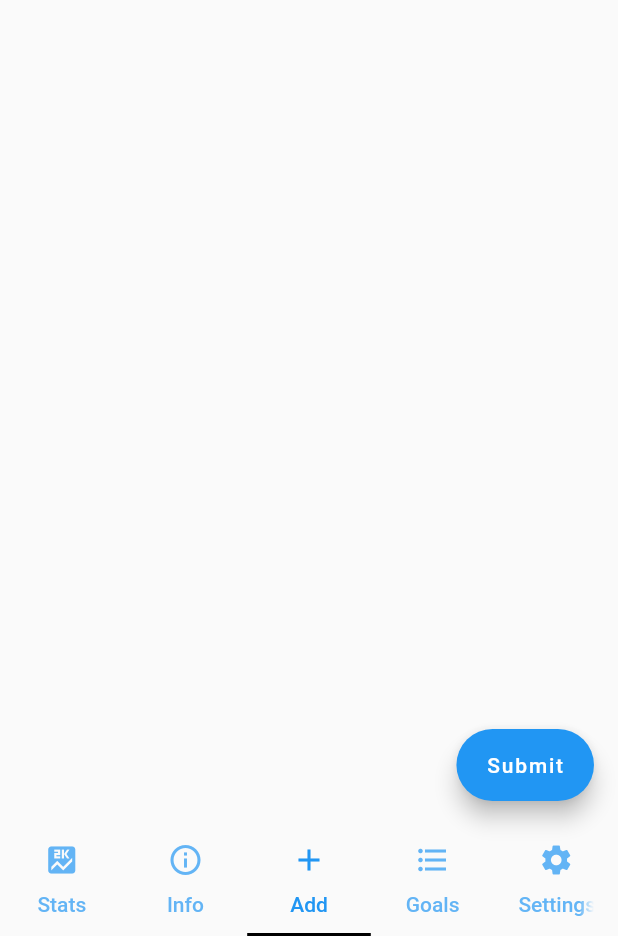
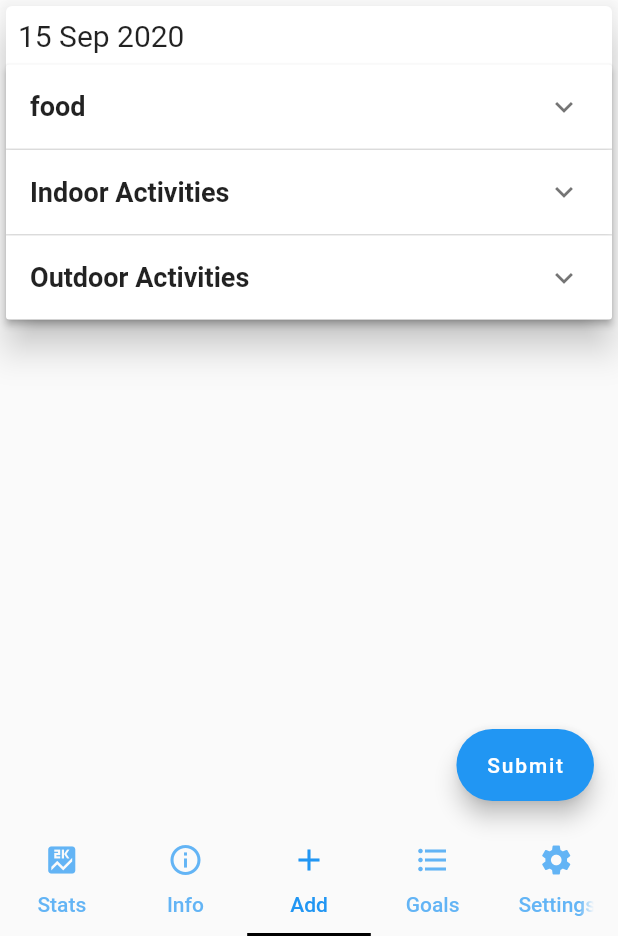
Before and after one commit to Samaritan1011001/WAT-E-pRint, a Flutter app: the screen it shows after launch, item 3 of the bottom bar chosen, on a phone screen of 412 x 824 dp, the part 300-1236 px from its top. Run offline on Flutter 3.47's test engine with Material 2 defaults, Android fonts, the phone set to English and light mode, and no system bars; our stand-ins replace bloc, charts_flutter, csv, flutter_bloc, percent_indicator, shared_preferences.

Commit message:
Add item screen uses mappedData

```diff
--- a/h2o/lib/main.dart
+++ b/h2o/lib/main.dart
@@ -30,7 +30,6 @@ import 'package:charts_flutter/flutter.dart' as charts;
 import 'package:csv/csv.dart';
 
 void main() => runApp(MyApp());
-
 
 // stores ExpansionPanel state information
 class Item {
@@ -111,8 +110,6 @@ class _MyStatefulWidgetState extends State<MyStatefulWidget> {
 //    });
   }
 
-
-
   void _onItemTapped(int index) async {
     print(index);
     if (index == 0) {
@@ -163,8 +160,8 @@ class _MyStatefulWidgetState extends State<MyStatefulWidget> {
 //          bloc: bloc,
           builder: (context, state) {
             return NestedScrollView(
-            headerSliverBuilder: (BuildContext context,
-                bool innerBoxIsScrolled) {
+              headerSliverBuilder:
+                  (BuildContext context, bool innerBoxIsScrolled) {
                 return <Widget>[
                   SliverAppBar(
                     expandedHeight: 200.0,
@@ -184,9 +181,7 @@ class _MyStatefulWidgetState extends State<MyStatefulWidget> {
                           ),
 //                      SizedBox(height: 100,),
                           Text(
-                            "Footprint: ${state.totConsumption == null
-                                ? 0
-                                : state.totConsumption} ga"),
+                              "Footprint: ${state.totConsumption == null ? 0 : state.totConsumption} ga"),
 //                      Text(
 //                          "Footprint: ${totConsumption == null ? 0 : totConsumption} ga"),
                         ],
@@ -212,11 +207,15 @@ class _MyStatefulWidgetState extends State<MyStatefulWidget> {
 //                  chartWidget: chartWidget,
                           ),
                   InfoScreen(),
-                AddScreen(tiles: tiles,),
+                  AddScreen(
+                    mapData: mapData,
+                  ),
                   GoalsScreen(),
-                SettingsScreen(placeholderValue: placeholderValue,
+                  SettingsScreen(
+                    placeholderValue: placeholderValue,
                     selectedDate: selectedDate,
-                  swi: swi,),
+                    swi: swi,
+                  ),
                 ],
               ),
             );
@@ -318,7 +317,8 @@ class _MyStatefulWidgetState extends State<MyStatefulWidget> {
 //    print(ans.values);
     var result = values.reduce((sum, element) => sum + element);
 //    print(result);
-    local_bloc.add(UpdateTotCons(totConsumption: double.parse((result).toStringAsFixed(2))));
+    local_bloc.add(UpdateTotCons(
+        totConsumption: double.parse((result).toStringAsFixed(2))));
 //    setState(() {
 //      totConsumption = double.parse((result).toStringAsFixed(2));
 //    });
@@ -342,8 +342,7 @@ class _MyStatefulWidgetState extends State<MyStatefulWidget> {
         body: Form(
           key: formKeys[0],
           child: Column(
-            children:
-            <Widget>[
+            children: <Widget>[
               ListTile(
                 title: Text("Cereal Products"),
                 trailing: Container(
@@ -591,29 +590,33 @@ class _MyStatefulWidgetState extends State<MyStatefulWidget> {
 
 List<Map> mapData = [
   {
-      "id":"15 Sep 2020",
-      "food":{
-        "question_answers":{
-          "Cereal Products":"",
-          "Meat products":"",
-          "Dairy products":"",
-          "Eggs":"",
-          "Vegetables":"",
-          "Fruits":"",
-          "Starchy roots (potatoes, cassava)":"",
-          "How many cups of coffee do you take per day?":"",
+    "id": "15 Sep 2020",
+    "sections": [
+      {
+        "name": "food",
+        "isExpanded":false,
+        "question_answers": {
+          "Cereal Products": "",
+          "Meat products": "",
+          "Dairy products": "",
+          "Eggs": "",
+          "Vegetables": "",
+          "Fruits": "",
+          "Starchy roots (potatoes, cassava)": "",
+          "How many cups of coffee do you take per day?": "",
         }
       },
-      "Indoor Activities":{
-        "question_answers":{
-          "How many baths per day?":""
+      {
+        "name": "Indoor Activities",
+        "isExpanded":false,
+        "question_answers": {"How many baths per day?": ""},
       },
+      {
+        "name": "Outdoor Activities",
+        "isExpanded":false,
+        "question_answers": {"How many car washes per week?": ""},
       },
-      "Outdoor Activities":{
-        "question_answers":{
-          "How many car washes per week?":""
-        },
-      },
+    ],
   },
 ];
 
--- a/h2o/lib/screens/add_screen.dart
+++ b/h2o/lib/screens/add_screen.dart
@@ -2,8 +2,8 @@ import 'package:flutter/material.dart';
 import 'package:h2o/main.dart';
 
 class AddScreen extends StatefulWidget {
-  Map tiles = {};
-  AddScreen({this.tiles});
+  List mapData = [];
+  AddScreen({this.mapData});
 
   @override
   _AddScreenState createState() => _AddScreenState();
@@ -13,47 +13,78 @@ class _AddScreenState extends State<AddScreen> {
   @override
   Widget build(BuildContext context) {
     return ListView.builder(
-        itemCount: widget.tiles.length,
+        itemCount: mapData.length,
         itemBuilder: (BuildContext context, int index) {
-          var key = widget.tiles.keys.elementAt(index);
-          print(key);
           return Card(
             elevation: 10,
-            child: _buildPanel(widget.tiles[key]["data"], key),
+            child: _buildPanel(mapData[index]),
           );
         });
   }
-  Widget _buildPanel(data, key) {
-    print("Key -> ${key}");
+
+  Widget _buildPanel(data) {
+    List expansionList = [];
     return Column(
       crossAxisAlignment: CrossAxisAlignment.start,
       children: <Widget>[
         Padding(
           padding: const EdgeInsets.all(8.0),
           child: Text(
-            key,
+            data["id"],
             style: TextStyle(fontSize: 20),
           ),
         ),
         ExpansionPanelList(
           expansionCallback: (int index, bool isExpanded) {
             setState(() {
-              data[index].isExpanded = !isExpanded;
+              data["sections"][index]['isExpanded'] = !data["sections"][index]['isExpanded'];
             });
           },
-          children: data.map<ExpansionPanel>((Item item) {
+          children: data['sections'].map<ExpansionPanel>((Map item) {
+            List qs = item['question_answers'].keys.toList();
             return ExpansionPanel(
               canTapOnHeader: true,
+              isExpanded: item['isExpanded'],
               headerBuilder: (BuildContext context, bool isExpanded) {
                 return ListTile(
                   title: Text(
-                    item.headerValue,
+                    item['name'],
                     style: TextStyle(fontWeight: FontWeight.bold, fontSize: 18),
                   ),
                 );
               },
-              body: item.body,
-              isExpanded: item.isExpanded,
+              body: Form(
+                child: Column(
+                  children: qs.map<Widget>((q) {
+//                    print("Entry : ${q.value}");
+                    return ListTile(
+                      title: Text(q),
+                      trailing: Container(
+                        width: 150,
+                        child: Row(
+                          mainAxisAlignment: MainAxisAlignment.end,
+                          children: <Widget>[
+                            SizedBox(
+                              width: 50.0,
+                              child: TextFormField(
+                                keyboardType: TextInputType.number,
+                                initialValue: item['question_answers'][q],
+                                onSaved: (text) {
+                                  print(text);
+//                              food_answers["q1"] = double.parse(text);
+//                              print(food_answers);
+                                },
+                              ),
+                            ),
+                            Text("grams"),
+                          ],
+                        ),
+                      ),
+                    );
+                  }).toList(),
+                ),
+              ),
+//              isExpanded: item.isExpanded,
             );
           }).toList(),
         ),
```
Lines whose indentation alone changed are shown as unchanged.
